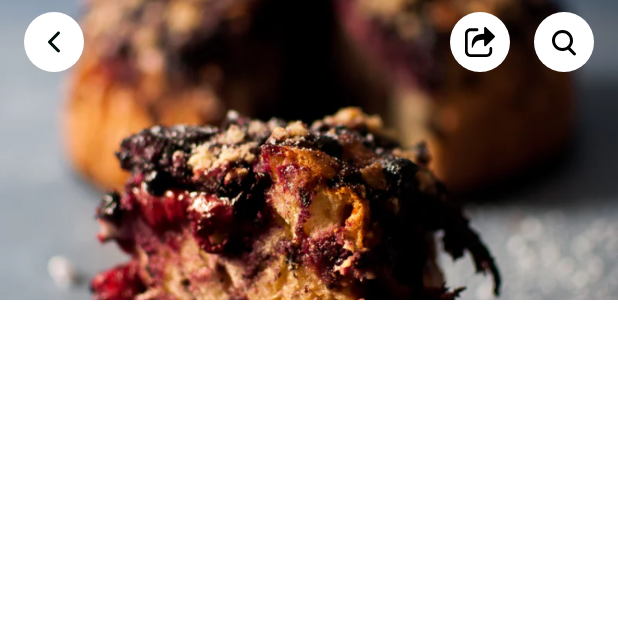
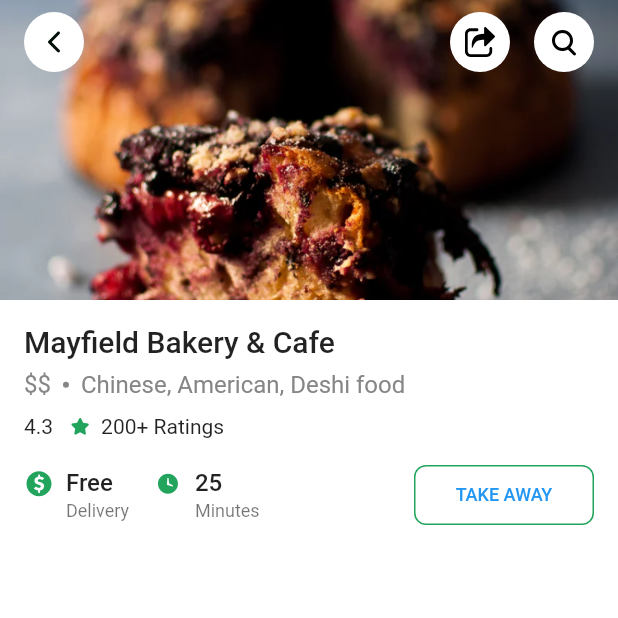
Before and after one commit to NomadHuns/Restaurant_App, a Flutter app: the screen it shows after launch, on a phone screen of 412 x 824 dp, the top half of it. Run offline on Flutter 3.47's test engine with Material 2 defaults, Android fonts, the phone set to English and light mode, and no system bars; our stand-ins replace flutter_svg.

Commit message:
가게 정보 컴포넌트 구현

```diff
--- /dev/null
+++ b/lib/components/restaurant_info.dart
@@ -0,0 +1,131 @@
+import 'package:flutter/material.dart';
+import 'package:flutter_svg/flutter_svg.dart';
+
+class RestaurantInfo extends StatelessWidget {
+  const RestaurantInfo({
+    Key? key,
+  }) : super(key: key);
+
+  @override
+  Widget build(BuildContext context) {
+    return SizedBox(
+      height: 170,
+      child: Padding(
+        padding: const EdgeInsets.all(16),
+        child: Column(
+          crossAxisAlignment: CrossAxisAlignment.start,
+          children: [
+            Text(
+              "Mayfield Bakery & Cafe",
+              style: Theme.of(context).textTheme.titleLarge,
+            ),
+            const Padding(
+              padding: EdgeInsets.symmetric(vertical: 8),
+              child: DefaultTextStyle(
+                style: TextStyle(
+                  fontSize: 16,
+                  color: Color(0xFF868686),
+                ),
+                child: Row(
+                  children: [
+                    Text("\$\$"),
+                    Padding(
+                      padding: EdgeInsets.symmetric(horizontal: 8),
+                      child: CircleAvatar(
+                        radius: 2,
+                        backgroundColor: Color(0xFF868686),
+                      ),
+                    ),
+                    Text("Chinese, American, Deshi food")
+                  ],
+                ),
+              ),
+            ),
+            Row(
+              children: [
+                const Text("4.3"),
+                const SizedBox(width: 8),
+                SvgPicture.asset("assets/icons/rating.svg"),
+                const SizedBox(width: 4),
+                const Text("200+ Ratings")
+              ],
+            ),
+            const Spacer(),
+            Row(
+              children: [
+                const InfoCard(
+                  svgSrc: "assets/icons/delivery.svg",
+                  title: "Free",
+                  subtitle: "Delivery",
+                ),
+                const SizedBox(width: 16),
+                const InfoCard(
+                  svgSrc: "assets/icons/clock.svg",
+                  title: "25",
+                  subtitle: "Minutes",
+                ),
+                const SizedBox(width: 24),
+                const Spacer(),
+                OutlinedButton(
+                  onPressed: () {},
+                  style: OutlinedButton.styleFrom(
+                    disabledForegroundColor: const Color(0xFF22A45D),
+                    fixedSize: const Size(120, 40),
+                    side: const BorderSide(color: Color(0xFF22A45D)),
+                    shape: const RoundedRectangleBorder(
+                      borderRadius: BorderRadius.all(Radius.circular(8)),
+                    ),
+                  ),
+                  child: Text(
+                    "Take away".toUpperCase(),
+                    style: const TextStyle(fontSize: 12),
+                  ),
+                )
+              ],
+            ),
+            // const Spacer(),
+          ],
+        ),
+      ),
+    );
+  }
+}
+
+class InfoCard extends StatelessWidget {
+  const InfoCard({
+    Key? key,
+    required this.svgSrc,
+    required this.title,
+    required this.subtitle,
+  }) : super(key: key);
+
+  final String svgSrc, title, subtitle;
+
+  @override
+  Widget build(BuildContext context) {
+    return Row(
+      crossAxisAlignment: CrossAxisAlignment.start,
+      children: [
+        SvgPicture.asset(svgSrc),
+        const SizedBox(width: 8),
+        Column(
+          crossAxisAlignment: CrossAxisAlignment.start,
+          children: [
+            Text(
+              title,
+              style: const TextStyle(
+                fontSize: 16,
+                fontWeight: FontWeight.w500,
+              ),
+            ),
+            const SizedBox(height: 2),
+            Text(
+              subtitle,
+              style: Theme.of(context).textTheme.bodySmall,
+            )
+          ],
+        )
+      ],
+    );
+  }
+}
--- a/lib/restaurant_page.dart
+++ b/lib/restaurant_page.dart
@@ -1,5 +1,6 @@
 import 'package:flutter/material.dart';
 import 'package:restaurant/components/restaurant_appbar.dart';
+import 'package:restaurant/components/restaurant_info.dart';
 
 class RestaurantPage extends StatefulWidget {
   const RestaurantPage({Key? key}) : super(key: key);
@@ -15,6 +16,9 @@ class _RestaurantPageState extends State<RestaurantPage> {
       body: CustomScrollView(
         slivers: [
           RestaurantAppbar(),
+          SliverToBoxAdapter(
+            child: RestaurantInfo(),
+          ),
         ],
       ),
     );
```
